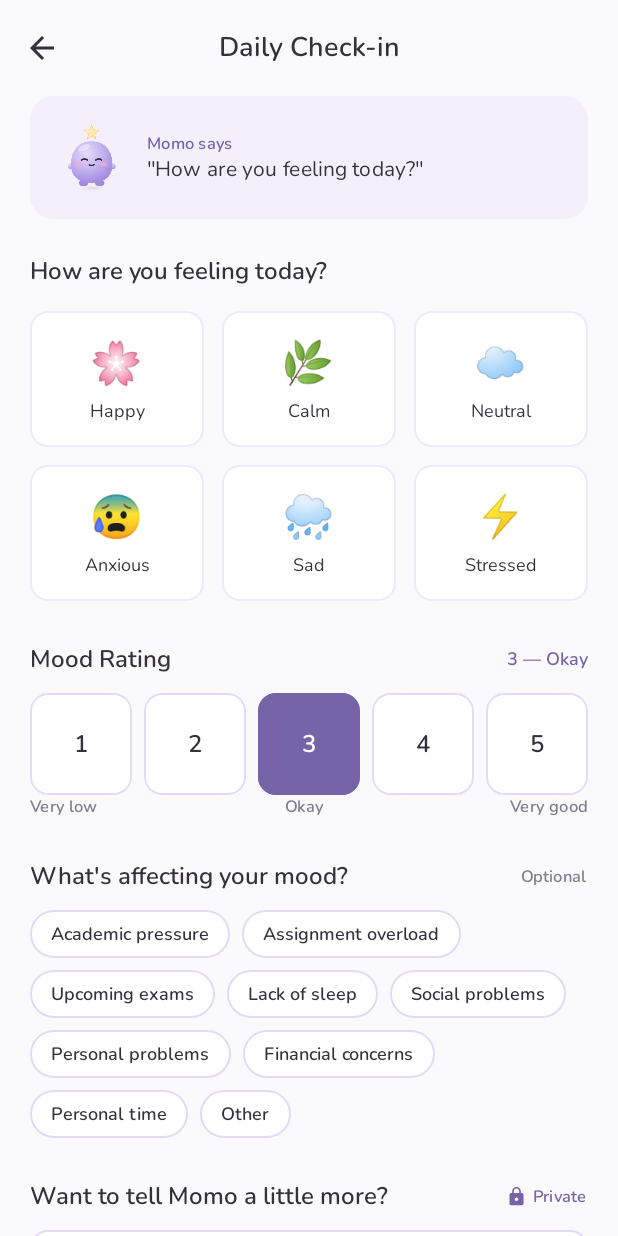
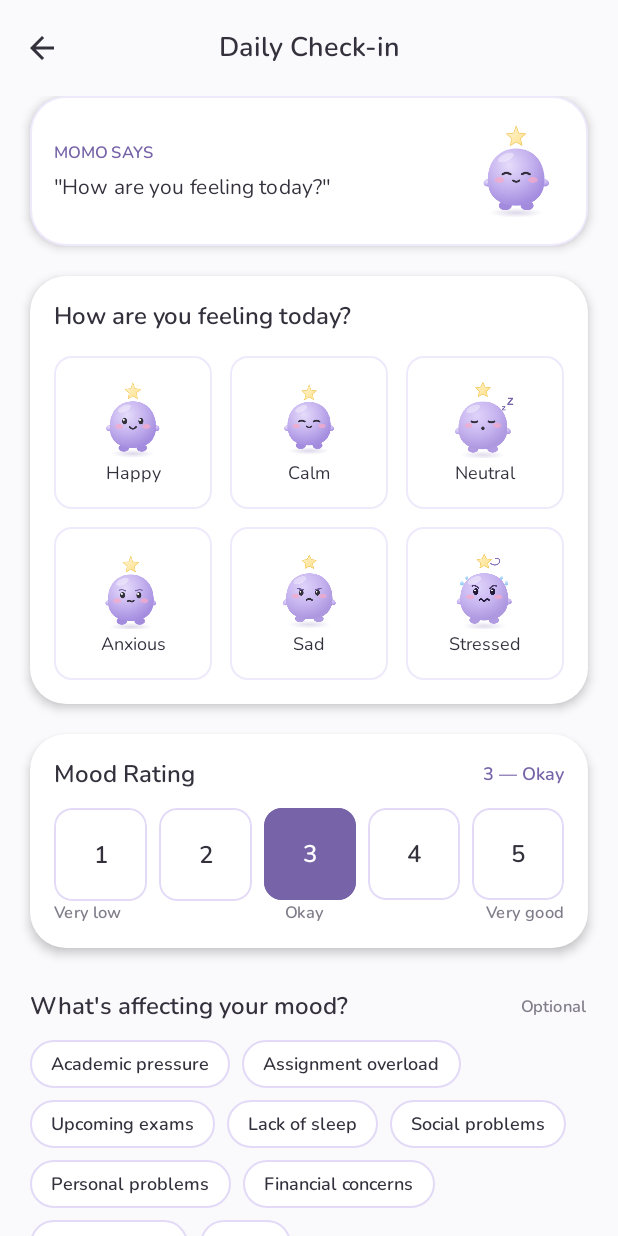
Before and after one commit to Chriswk21/moodly, an Android app built with Jetpack Compose: the MoodCheckInScreen screen opened through its navigation route, on a phone screen of 412 x 824 dp. Run offline under Robolectric (Android 15) with nearby library versions, the phone set to English and light mode, and no system bars; our stand-ins replace Dagger/Hilt's generated code, Room's generated code.

Commit message:
Refine mood check-in with Momo artwork

```diff
--- a/app/src/main/java/com/moodly/app/ui/screens/moodcheckin/MoodCheckInScreen.kt
+++ b/app/src/main/java/com/moodly/app/ui/screens/moodcheckin/MoodCheckInScreen.kt
@@ -96,40 +96,54 @@ private fun MoodCheckInContent(
                 .verticalScroll(rememberScrollState())
                 .padding(horizontal = 20.dp)
         ) {
-            // Momo Message Card
-            Card(
+            // Momo message
+            Surface(
                 modifier = Modifier.fillMaxWidth(),
-                shape = RoundedCornerShape(16.dp),
-                colors = CardDefaults.cardColors(containerColor = LavenderPrimary.copy(alpha = 0.15f))
+                shape = RoundedCornerShape(24.dp),
+                color = Surface,
+                border = androidx.compose.foundation.BorderStroke(
+                    1.dp,
+                    LavenderPrimary.copy(alpha = 0.3f)
+                ),
+                shadowElevation = 4.dp
             ) {
                 Row(
-                    modifier = Modifier.padding(16.dp),
+                    modifier = Modifier.padding(start = 16.dp, end = 14.dp, top = 16.dp, bottom = 16.dp),
                     verticalAlignment = Alignment.CenterVertically
                 ) {
-                    MomoMascot(
-                        expression = getMomoExpressionForMood(uiState.selectedMood),
-                        size = 50.dp,
-                        animated = false
+                    Column(modifier = Modifier.weight(1f)) {
+                        Text(
+                            text = "MOMO SAYS",
+                            style = MaterialTheme.typography.labelSmall,
+                            color = LavenderDeep,
+                            fontWeight = FontWeight.SemiBold
                         )
-                    Spacer(modifier = Modifier.width(12.dp))
-                    Column {
-                        Text(
-                            text = "Momo says",
-                            style = MaterialTheme.typography.labelSmall,
-                            color = LavenderDeep
-                        )
+                        Spacer(modifier = Modifier.height(6.dp))
                         Text(
                             text = "\"${uiState.momoMessage}\"",
                             style = MaterialTheme.typography.bodyMedium,
                             color = TextDark
                         )
                     }
+                    Spacer(modifier = Modifier.width(12.dp))
+                    MomoMascot(
+                        expression = getMomoExpressionForMood(uiState.selectedMood),
+                        size = 68.dp,
+                        animated = false
+                    )
                 }
             }
 
-            Spacer(modifier = Modifier.height(24.dp))
+            Spacer(modifier = Modifier.height(20.dp))
 
-            // Mood Selection
+            // Mood selection card
+            Surface(
+                modifier = Modifier.fillMaxWidth(),
+                shape = RoundedCornerShape(24.dp),
+                color = Surface,
+                shadowElevation = 4.dp
+            ) {
+                Column(modifier = Modifier.padding(16.dp)) {
                     Text(
                         text = "How are you feeling today?",
                         style = MaterialTheme.typography.titleMedium,
@@ -139,7 +153,6 @@ private fun MoodCheckInContent(
 
                     Spacer(modifier = Modifier.height(16.dp))
 
-            // Mood Grid (2 rows x 3 columns)
                     Column(verticalArrangement = Arrangement.spacedBy(12.dp)) {
                         Row(
                             modifier = Modifier.fillMaxWidth(),
@@ -188,10 +201,19 @@ private fun MoodCheckInContent(
                             )
                         }
                     }
+                }
+            }
 
-            Spacer(modifier = Modifier.height(28.dp))
+            Spacer(modifier = Modifier.height(20.dp))
 
-            // Mood Rating
+            // Mood rating card
+            Surface(
+                modifier = Modifier.fillMaxWidth(),
+                shape = RoundedCornerShape(24.dp),
+                color = Surface,
+                shadowElevation = 4.dp
+            ) {
+                Column(modifier = Modifier.padding(16.dp)) {
                     Row(
                         modifier = Modifier.fillMaxWidth(),
                         horizontalArrangement = Arrangement.SpaceBetween,
@@ -212,7 +234,6 @@ private fun MoodCheckInContent(
 
                     Spacer(modifier = Modifier.height(12.dp))
 
-            // Rating Selector (1-5)
                     Row(
                         modifier = Modifier.fillMaxWidth(),
                         horizontalArrangement = Arrangement.spacedBy(8.dp)
@@ -234,6 +255,8 @@ private fun MoodCheckInContent(
                         Text("Very low", style = MaterialTheme.typography.labelSmall, color = TextMuted)
                         Text("Okay", style = MaterialTheme.typography.labelSmall, color = TextMuted)
                         Text("Very good", style = MaterialTheme.typography.labelSmall, color = TextMuted)
+                    }
+                }
             }
 
             Spacer(modifier = Modifier.height(28.dp))
@@ -395,11 +418,12 @@ private fun MoodOption(
                 .padding(vertical = 16.dp),
             horizontalAlignment = Alignment.CenterHorizontally
         ) {
-            Text(
-                text = getMoodEmoji(moodType),
-                fontSize = 28.sp
+            MomoMascot(
+                expression = getMomoExpressionForMood(moodType),
+                size = 52.dp,
+                animated = false
             )
-            Spacer(modifier = Modifier.height(4.dp))
+            Spacer(modifier = Modifier.height(2.dp))
             Text(
                 text = moodType.displayName,
                 style = MaterialTheme.typography.labelMedium,
@@ -498,10 +522,10 @@ private fun getMoodEmoji(moodType: MoodType): String = when (moodType) {
 private fun getMomoExpressionForMood(mood: MoodType?): MomoExpression = when (mood) {
     MoodType.HAPPY -> MomoExpression.HAPPY
     MoodType.CALM -> MomoExpression.CALM
-    MoodType.NEUTRAL -> MomoExpression.CALM
+    MoodType.NEUTRAL -> MomoExpression.SLEEPY
     MoodType.ANXIOUS -> MomoExpression.WORRIED
     MoodType.SAD -> MomoExpression.SAD
-    MoodType.STRESSED -> MomoExpression.WORRIED
+    MoodType.STRESSED -> MomoExpression.STRESSED
     null -> MomoExpression.CALM
 }
 
```
Lines whose indentation alone changed are shown as unchanged.
